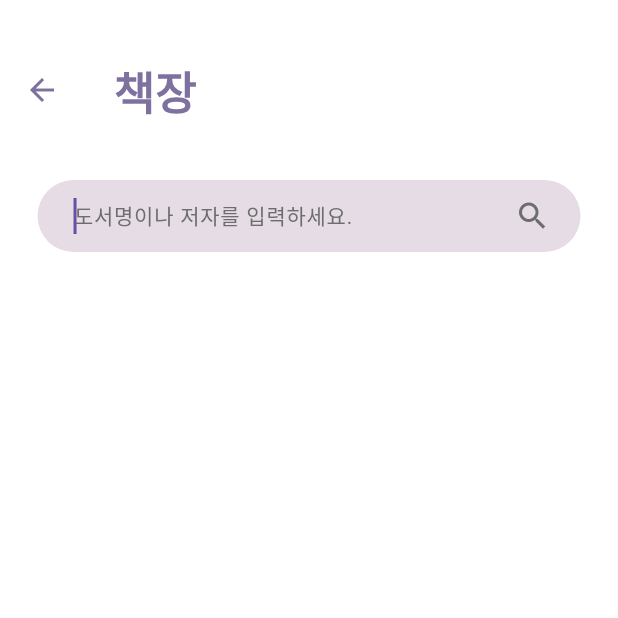
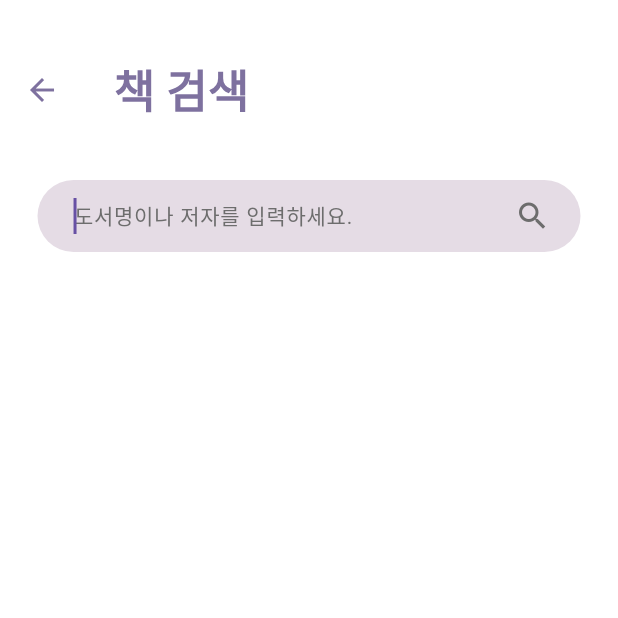
Before and after one commit to Advanced-MobileProgramming/flutter, a Flutter app: the BookSearchPage screen opened directly, on a phone screen of 412 x 824 dp, the top half of it. Run offline on Flutter 3.47's test engine with Material 3 defaults, Android fonts, the phone set to English and light mode, and no system bars.

Commit message:
title text 오타 수정

```diff
--- a/lib/bookSearch.dart
+++ b/lib/bookSearch.dart
@@ -44,7 +44,7 @@ class _BookSearchPageState extends State<BookSearchPage> {
   Widget build(BuildContext context) {
     return Scaffold(
       appBar: AppBar(
-        title: Text('책장',
+        title: Text('책 검색',
             style: TextStyle(
                 fontSize: 30,
                 fontWeight: FontWeight.bold,
```
